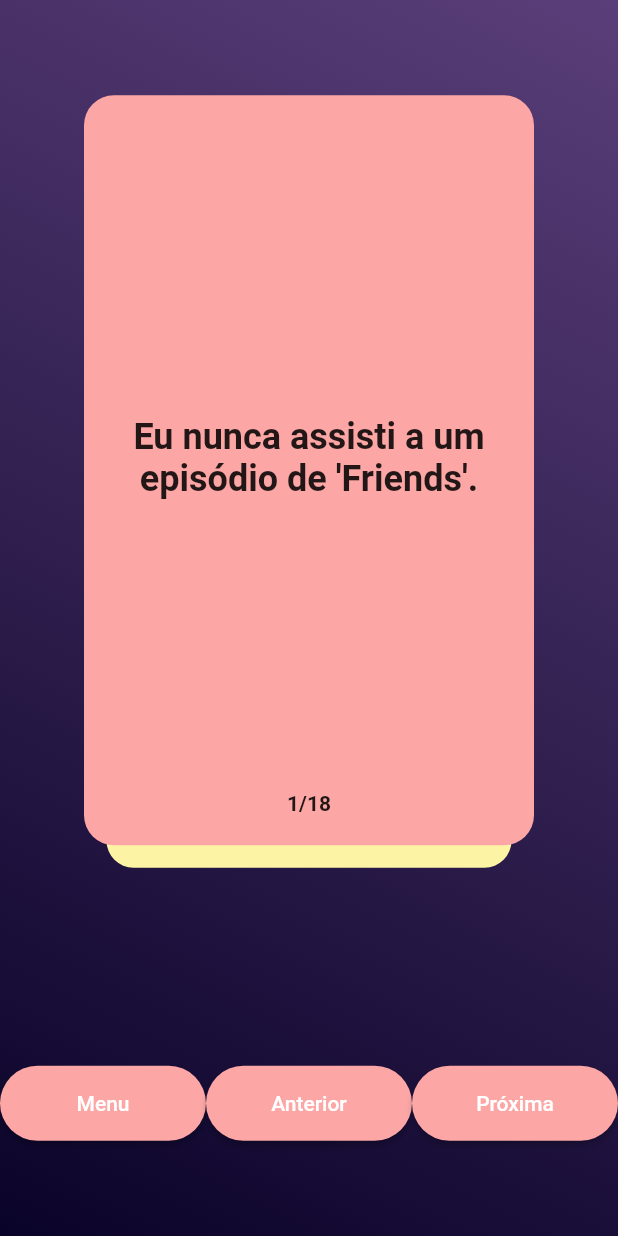
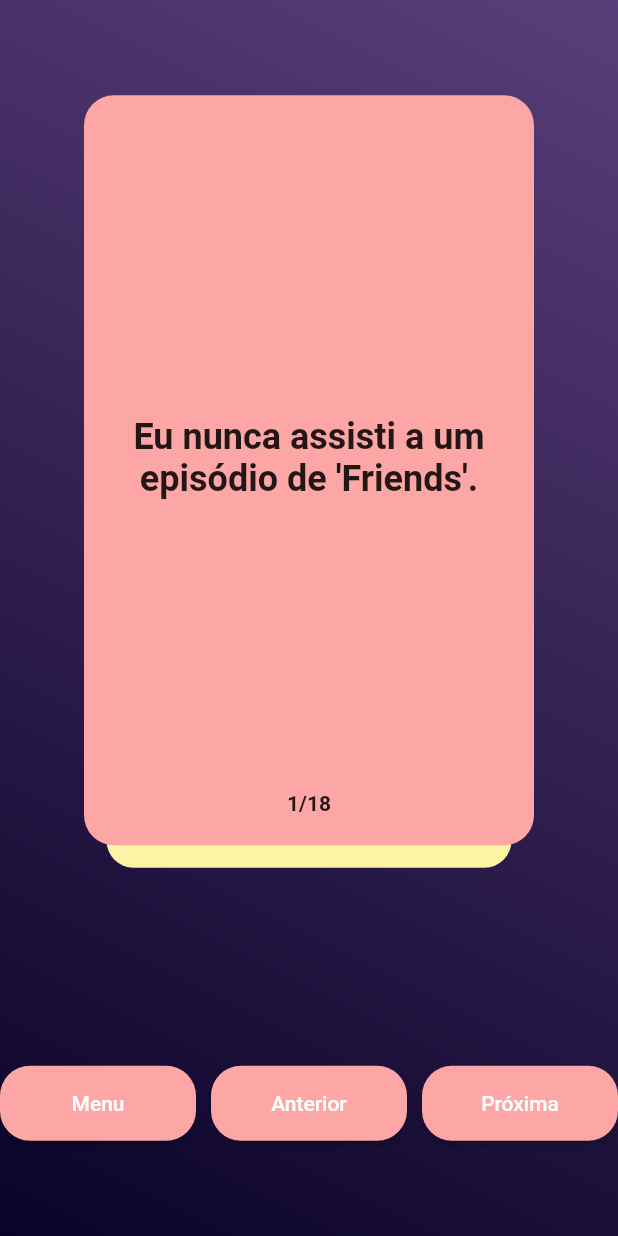
Before and after one commit to allmonty/eu-nunca, a Flutter app: the screen it shows after launch, after a tap on "Leves", on a phone screen of 412 x 824 dp. Run offline on Flutter 3.47's test engine with Material 2 defaults, Android fonts, the phone set to English and light mode, and no system bars; drawn by our look-alikes of appinio_swiper, auto_size_text; generated files the repository leaves out were written again.

Commit message:
refactor button to a file

```diff
--- a/lib/button.dart
+++ b/lib/button.dart
@@ -1,9 +1,17 @@
 import 'package:flutter/material.dart';
 
 class Button extends StatelessWidget {
-  const Button({super.key, this.text = "", this.onPressed});
+  const Button({
+    super.key,
+    this.text = "",
+    this.borderRadius = 20,
+    this.color = const Color.fromARGB(255, 252, 167, 165),
+    this.onPressed,
+  });
 
   final String text;
+  final double borderRadius;
+  final Color color;
   final Function()? onPressed;
 
   @override
@@ -12,12 +20,11 @@
       flex: 1,
       child: ElevatedButton(
         style: ButtonStyle(
-          backgroundColor: const MaterialStatePropertyAll(
-              Color.fromARGB(255, 252, 167, 165)),
+          backgroundColor: MaterialStatePropertyAll(color),
           minimumSize: const MaterialStatePropertyAll(Size.fromHeight(50)),
           shape: MaterialStateProperty.all<RoundedRectangleBorder>(
             RoundedRectangleBorder(
-              borderRadius: BorderRadius.circular(30.0),
+              borderRadius: BorderRadius.circular(borderRadius),
             ),
           ),
         ),
--- a/lib/game.dart
+++ b/lib/game.dart
@@ -94,14 +94,21 @@
             Row(
               mainAxisAlignment: MainAxisAlignment.center,
               crossAxisAlignment: CrossAxisAlignment.center,
+              mainAxisSize: MainAxisSize.min,
               children: [
                 Button(
                   onPressed: () => Navigator.pop(context),
                   text: "Menu",
                 ),
+                const SizedBox(
+                  width: 10,
+                ),
                 Button(
                   onPressed: controller.unswipe,
                   text: "Anterior",
+                ),
+                const SizedBox(
+                  width: 10,
                 ),
                 Button(
                   onPressed: controller.swipeRight,
--- a/lib/menu.dart
+++ b/lib/menu.dart
@@ -76,12 +76,11 @@
                     flex: 3,
                     child: Column(
                       mainAxisAlignment: MainAxisAlignment.center,
-                      mainAxisSize: MainAxisSize.max,
                       children: [
                         AutoSizeText(
                           menuTitle1,
                           minFontSize: 24,
-                          maxFontSize: 96,
+                          maxLines: 1,
                           style: const TextStyle(
                             color: Colors.white,
                             fontWeight: FontWeight.bold,
@@ -90,7 +89,7 @@
                         AutoSizeText(
                           menuTitle2,
                           minFontSize: 24,
-                          maxFontSize: 96,
+                          maxLines: 1,
                           style: const TextStyle(
                             color: Colors.white,
                             fontWeight: FontWeight.bold,
```
